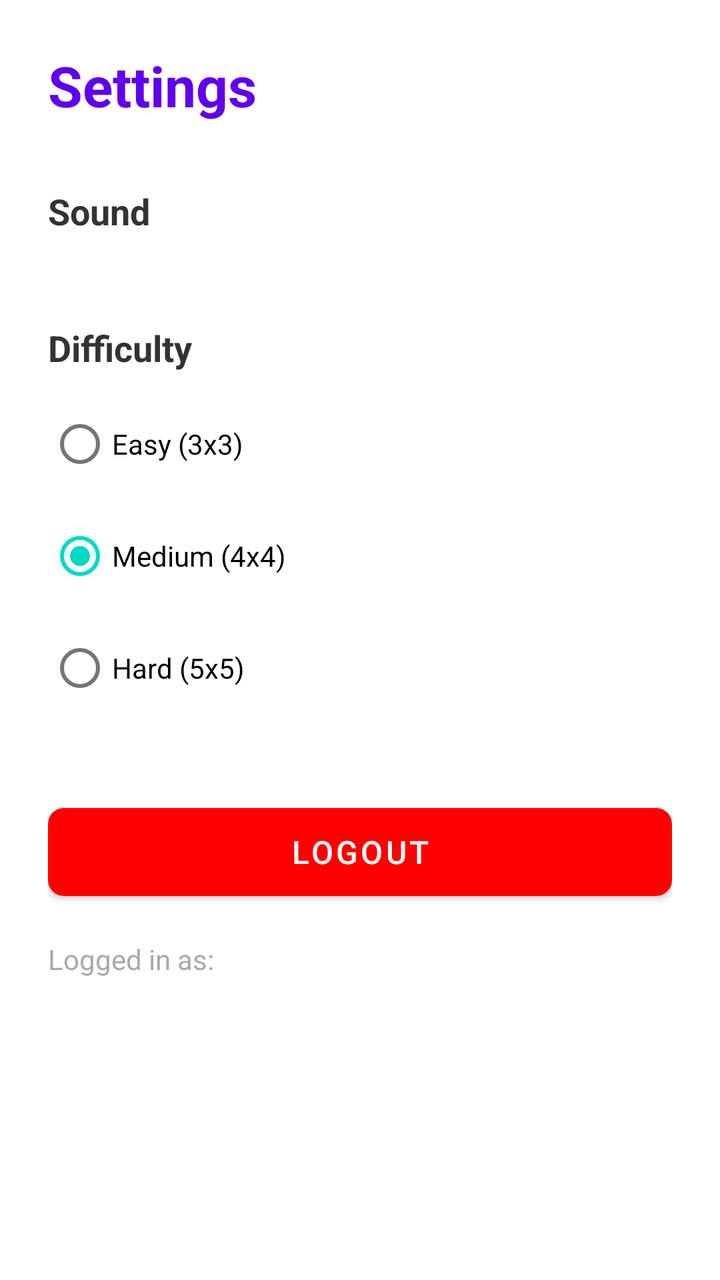
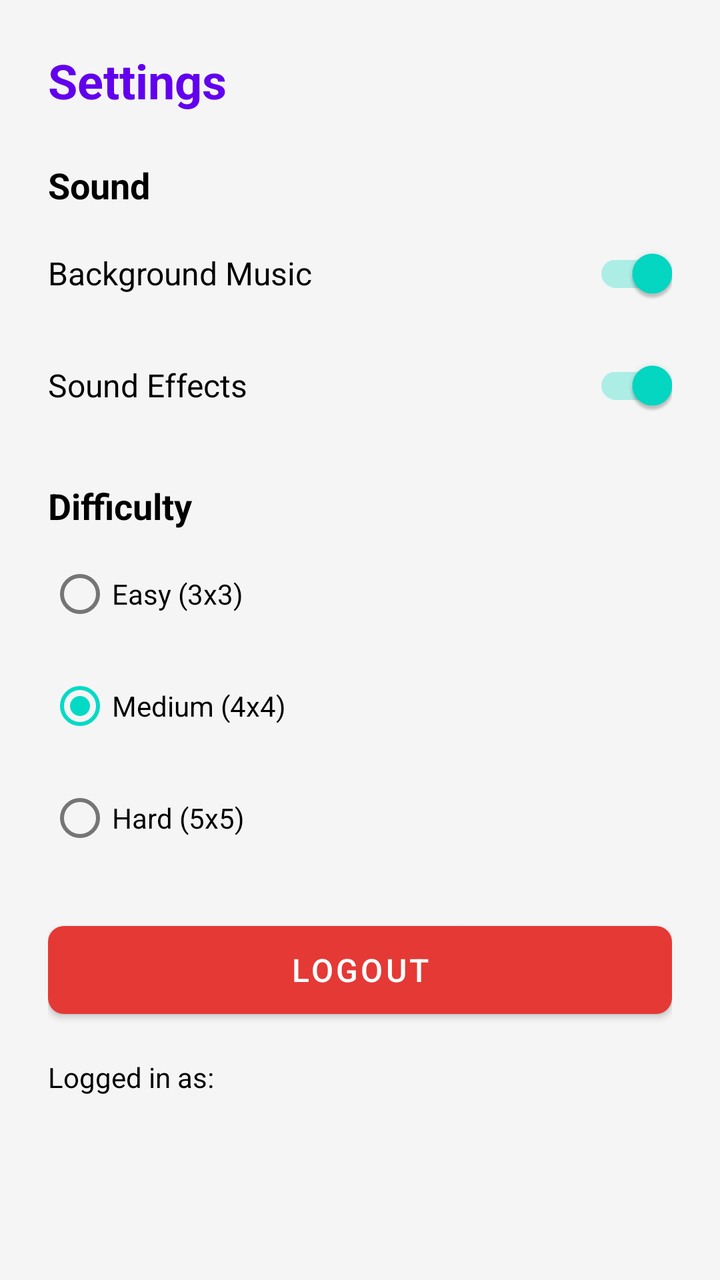

Compare the two renders of this Android layout. The source of the first and the diff that turns it into the second are given below.
<!-- AndroidManifest.xml: application theme Theme.PuzzleGame -->
<!-- res/layout/activity_settings.xml -->
<?xml version="1.0" encoding="utf-8"?>
<ScrollView xmlns:android="http://schemas.android.com/apk/res/android"
    xmlns:app="http://schemas.android.com/apk/res-auto"
    android:layout_width="match_parent"
    android:layout_height="match_parent"
    android:background="@android:color/white">

    <LinearLayout
        android:layout_width="match_parent"
        android:layout_height="wrap_content"
        android:orientation="vertical"
        android:padding="24dp">

        <TextView
            android:layout_width="wrap_content"
            android:layout_height="wrap_content"
            android:text="Settings"
            android:textSize="28sp"
            android:textStyle="bold"
            android:textColor="@color/purple_500"
            android:layout_marginBottom="32dp" />

        
        <TextView
            android:layout_width="wrap_content"
            android:layout_height="wrap_content"
            android:text="Sound"
            android:textSize="18sp"
            android:textStyle="bold"
            android:textColor="@color/dark_gray"
            android:layout_marginBottom="12dp" />

        <com.google.android.material.materialswitch.MaterialSwitch
            android:id="@+id/switchMusic"
            android:layout_width="match_parent"
            android:layout_height="wrap_content"
            android:text="Background Music"
            android:checked="true"
            android:layout_marginBottom="8dp" />

        <com.google.android.material.materialswitch.MaterialSwitch
            android:id="@+id/switchSfx"
            android:layout_width="match_parent"
            android:layout_height="wrap_content"
            android:text="Sound Effects"
            android:checked="true"
            android:layout_marginBottom="24dp" />

        
        <TextView
            android:layout_width="wrap_content"
            android:layout_height="wrap_content"
            android:text="Difficulty"
            android:textSize="18sp"
            android:textStyle="bold"
            android:textColor="@color/dark_gray"
            android:layout_marginBottom="12dp" />

        <RadioGroup
            android:id="@+id/rgDifficulty"
            android:layout_width="match_parent"
            android:layout_height="wrap_content"
            android:layout_marginBottom="24dp">

            <RadioButton
                android:id="@+id/rbEasy"
                android:layout_width="wrap_content"
                android:layout_height="wrap_content"
                android:text="Easy (3x3)"
                android:layout_marginBottom="8dp" />

            <RadioButton
                android:id="@+id/rbMedium"
                android:layout_width="wrap_content"
                android:layout_height="wrap_content"
                android:text="Medium (4x4)"
                android:checked="true"
                android:layout_marginBottom="8dp" />

            <RadioButton
                android:id="@+id/rbHard"
                android:layout_width="wrap_content"
                android:layout_height="wrap_content"
                android:text="Hard (5x5)" />
        </RadioGroup>

        
        <com.google.android.material.button.MaterialButton
            android:id="@+id/btnLogout"
            android:layout_width="match_parent"
            android:layout_height="56dp"
            android:text="LOGOUT"
            android:textSize="16sp"
            android:textColor="@android:color/white"
            app:cornerRadius="8dp"
            app:backgroundTint="#FF0000"
            android:layout_marginTop="16dp" />

        <TextView
            android:id="@+id/tvCurrentUser"
            android:layout_width="wrap_content"
            android:layout_height="wrap_content"
            android:text="Logged in as: "
            android:textSize="14sp"
            android:layout_marginTop="16dp"
            android:textColor="@android:color/darker_gray" />

    </LinearLayout>
</ScrollView>
<!-- resources referenced by this layout -->
<resources>
  <color name="dark_gray">#333333</color>
  <color name="purple_500">#FF6200EE</color>
  <style name="Theme.PuzzleGame" parent="Theme.MaterialComponents.DayNight.NoActionBar">
          
          <item name="colorPrimary">@color/purple_500</item>
          <item name="colorPrimaryVariant">@color/purple_700</item>
          <item name="colorOnPrimary">@color/white</item>
          
          <item name="colorSecondary">@color/teal_200</item>
          <item name="colorSecondaryVariant">@color/teal_700</item>
          <item name="colorOnSecondary">@color/black</item>
          
          <item name="android:statusBarColor">@color/purple_500</item>
      </style>
  <color name="purple_700">#FF3700B3</color>
  <color name="white">#FFFFFFFF</color>
  <color name="teal_200">#FF03DAC5</color>
  <color name="teal_700">#FF018786</color>
  <color name="black">#FF000000</color>
</resources>

<!-- the commit's change to res/layout/activity_settings.xml (unified diff, before → after) -->
@@ -3,7 +3,7 @@
     xmlns:app="http://schemas.android.com/apk/res-auto"
     android:layout_width="match_parent"
     android:layout_height="match_parent"
-    android:background="@android:color/white">
+    android:background="@color/light_gray">
 
     <LinearLayout
         android:layout_width="match_parent"
@@ -15,46 +15,72 @@
             android:layout_width="wrap_content"
             android:layout_height="wrap_content"
             android:text="Settings"
-            android:textSize="28sp"
+            android:textSize="24sp"
             android:textStyle="bold"
             android:textColor="@color/purple_500"
-            android:layout_marginBottom="32dp" />
+            android:layout_marginBottom="24dp" />
 
-        
         <TextView
             android:layout_width="wrap_content"
             android:layout_height="wrap_content"
             android:text="Sound"
             android:textSize="18sp"
             android:textStyle="bold"
-            android:textColor="@color/dark_gray"
-            android:layout_marginBottom="12dp" />
+            android:textColor="@color/black"
+            android:layout_marginBottom="8dp" />
 
-        <com.google.android.material.materialswitch.MaterialSwitch
-            android:id="@+id/switchMusic"
+        <LinearLayout
             android:layout_width="match_parent"
             android:layout_height="wrap_content"
-            android:text="Background Music"
-            android:checked="true"
-            android:layout_marginBottom="8dp" />
+            android:orientation="horizontal"
+            android:gravity="center_vertical"
+            android:layout_marginBottom="8dp">
 
-        <com.google.android.material.materialswitch.MaterialSwitch
-            android:id="@+id/switchSfx"
+            <TextView
+                android:layout_width="0dp"
+                android:layout_height="wrap_content"
+                android:layout_weight="1"
+                android:text="Background Music"
+                android:textSize="16sp"
+                android:textColor="@color/black" />
+
+            <androidx.appcompat.widget.SwitchCompat
+                android:id="@+id/switchMusic"
+                android:layout_width="wrap_content"
+                android:layout_height="wrap_content"
+                android:checked="true" />
+        </LinearLayout>
+
+        <LinearLayout
             android:layout_width="match_parent"
             android:layout_height="wrap_content"
-            android:text="Sound Effects"
-            android:checked="true"
-            android:layout_marginBottom="24dp" />
+            android:orientation="horizontal"
+            android:gravity="center_vertical"
+            android:layout_marginBottom="24dp">
 
-        
+            <TextView
+                android:layout_width="0dp"
+                android:layout_height="wrap_content"
+                android:layout_weight="1"
+                android:text="Sound Effects"
+                android:textSize="16sp"
+                android:textColor="@color/black" />
+
+            <androidx.appcompat.widget.SwitchCompat
+                android:id="@+id/switchSfx"
+                android:layout_width="wrap_content"
+                android:layout_height="wrap_content"
+                android:checked="true" />
+        </LinearLayout>
+
         <TextView
             android:layout_width="wrap_content"
             android:layout_height="wrap_content"
             android:text="Difficulty"
             android:textSize="18sp"
             android:textStyle="bold"
-            android:textColor="@color/dark_gray"
-            android:layout_marginBottom="12dp" />
+            android:textColor="@color/black"
+            android:layout_marginBottom="8dp" />
 
         <RadioGroup
             android:id="@+id/rgDifficulty"
@@ -67,6 +93,7 @@
                 android:layout_width="wrap_content"
                 android:layout_height="wrap_content"
                 android:text="Easy (3x3)"
+                android:textColor="@color/black"
                 android:layout_marginBottom="8dp" />
 
             <RadioButton
@@ -74,6 +101,7 @@
                 android:layout_width="wrap_content"
                 android:layout_height="wrap_content"
                 android:text="Medium (4x4)"
+                android:textColor="@color/black"
                 android:checked="true"
                 android:layout_marginBottom="8dp" />
 
@@ -81,10 +109,10 @@
                 android:id="@+id/rbHard"
                 android:layout_width="wrap_content"
                 android:layout_height="wrap_content"
-                android:text="Hard (5x5)" />
+                android:text="Hard (5x5)"
+                android:textColor="@color/black" />
         </RadioGroup>
 
-        
         <com.google.android.material.button.MaterialButton
             android:id="@+id/btnLogout"
             android:layout_width="match_parent"
@@ -93,8 +121,7 @@
             android:textSize="16sp"
             android:textColor="@android:color/white"
             app:cornerRadius="8dp"
-            app:backgroundTint="#FF0000"
-            android:layout_marginTop="16dp" />
+            app:backgroundTint="@color/red" />
 
         <TextView
             android:id="@+id/tvCurrentUser"
@@ -103,7 +130,7 @@
             android:text="Logged in as: "
             android:textSize="14sp"
             android:layout_marginTop="16dp"
-            android:textColor="@android:color/darker_gray" />
+            android:textColor="@color/black" />
 
     </LinearLayout>
 </ScrollView>
<!-- resource entries referenced after the edit -->
@@ -1,23 +1,22 @@
 <!-- resources referenced by this layout -->
 <resources>
-  <color name="dark_gray">#333333</color>
-  <color name="purple_500">#FF6200EE</color>
-  <style name="Theme.PuzzleGame" parent="Theme.MaterialComponents.DayNight.NoActionBar">
-          
+  <color name="purple_500">#6200EE</color>
+  <color name="red">#E53935</color>
+  <style name="Theme.PuzzleGame" parent="Theme.MaterialComponents.Light.NoActionBar">
           <item name="colorPrimary">@color/purple_500</item>
           <item name="colorPrimaryVariant">@color/purple_700</item>
           <item name="colorOnPrimary">@color/white</item>
-          
           <item name="colorSecondary">@color/teal_200</item>
           <item name="colorSecondaryVariant">@color/teal_700</item>
           <item name="colorOnSecondary">@color/black</item>
-          
-          <item name="android:statusBarColor">@color/purple_500</item>
+          <item name="android:statusBarColor">@color/purple_700</item>
+          <item name="android:windowBackground">@color/light_gray</item>
       </style>
-  <color name="purple_700">#FF3700B3</color>
+  <color name="purple_700">#3700B3</color>
   <color name="white">#FFFFFFFF</color>
   <color name="teal_200">#FF03DAC5</color>
   <color name="teal_700">#FF018786</color>
   <color name="black">#FF000000</color>
+  <color name="light_gray">#F5F5F5</color>
 </resources>
 
